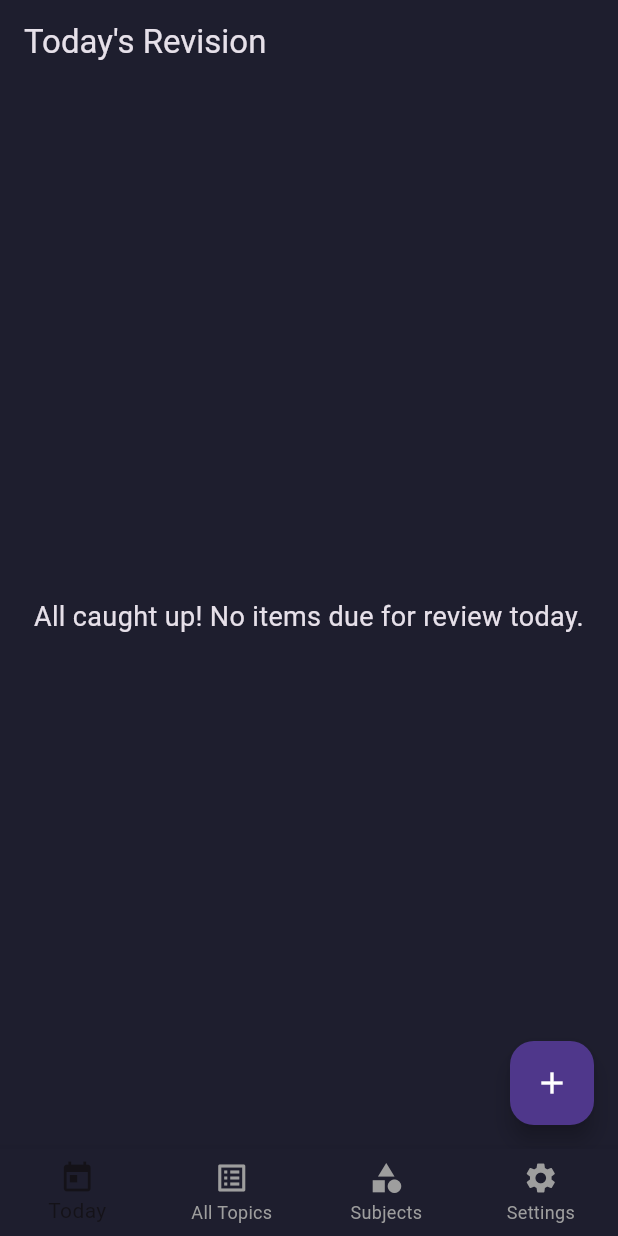
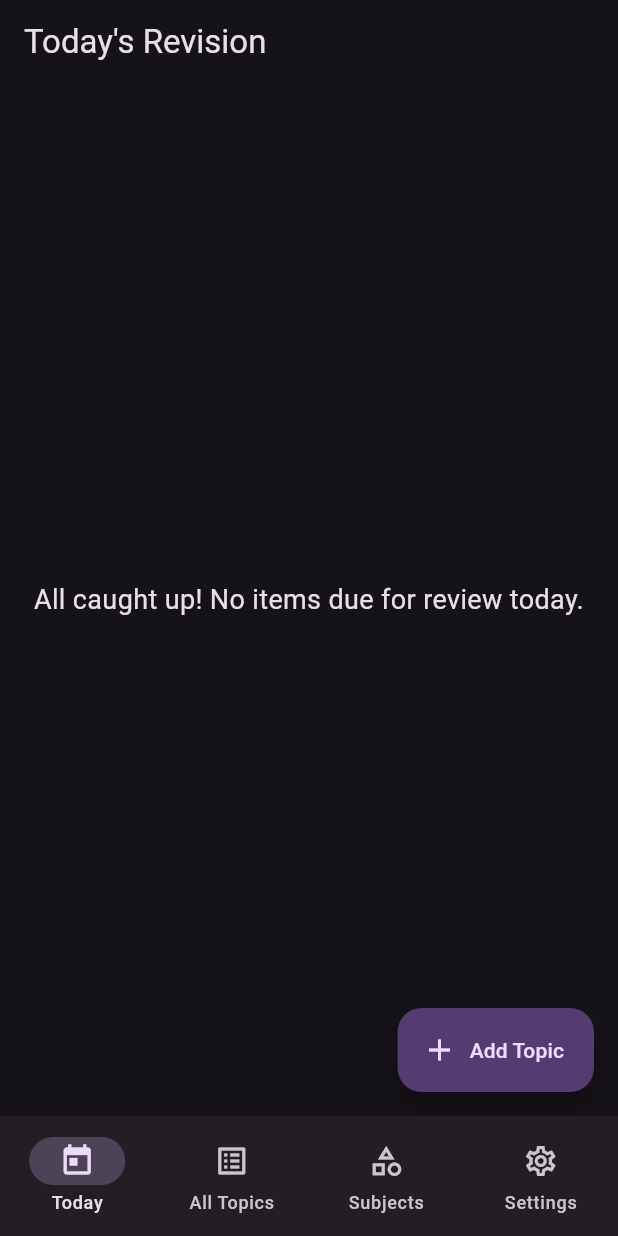
Before and after one commit to DaysonRegulus/TriRecall, a Flutter app: the screen it shows after launch, on a phone screen of 412 x 824 dp. Run offline on Flutter 3.47's test engine with Material 3 defaults, Android fonts, the phone set to English and light mode, and no system bars; our stand-ins replace file_picker, flutter_colorpicker, flutter_riverpod, permission_handler, shared_preferences, sqflite; accounts and stored records are empty.

Commit message:
feat: Update themes and UI components for improved consistency and usability

```diff
--- a/lib/core/theme/theme.dart
+++ b/lib/core/theme/theme.dart
@@ -1,64 +1,70 @@
 // lib/core/theme/theme.dart
 
 import 'package:flutter/material.dart';
-import 'package:trirecall/core/theme/app_palette.dart';
 
-// This class defines the global theme data for the app.
 class AppTheme {
-  // A helper method to create a consistent border style for input fields.
-  static _border([Color color = AppPalette.borderColor]) => OutlineInputBorder(
-        borderSide: BorderSide(
-          color: color,
-          width: 2,
-        ),
-        borderRadius: BorderRadius.circular(10),
-      );
+  static final Color _seedColor = const Color(0xFFBB86FC);
 
-  // The main dark theme configuration for the application.
-  static final darkThemeMode = ThemeData.dark().copyWith(
-    // The default background color for all screens (Scaffolds).
-    scaffoldBackgroundColor: AppPalette.backgroundColor,
+  // --- DARK THEME ---
+  static final darkThemeMode = ThemeData(
+    // 1. Set useMaterial3 to true in the main constructor.
+    useMaterial3: true,
 
-    // Theming for AppBars.
-    appBarTheme: const AppBarTheme(
-      backgroundColor: AppPalette.backgroundColor,
-      elevation: 0, // No shadow for a flatter look.
+    // 2. Provide the ColorScheme generated from the seed.
+    // The brightness property ensures it's a dark mode scheme.
+    colorScheme: ColorScheme.fromSeed(
+      seedColor: _seedColor,
+      brightness: Brightness.dark,
     ),
 
+    // 3. Component theme overrides remain the same.
+    // We are still just tweaking the appearance, not the core colors.
     cardTheme: CardThemeData(
-      color: AppPalette.secondaryColor, // Use our secondary color for cards
-      elevation: 2, // Give it a slight shadow
+      elevation: 1,
       shape: RoundedRectangleBorder(
-        borderRadius: BorderRadius.circular(10),
+        borderRadius: BorderRadius.circular(12),
       ),
     ),
 
-    // Theming for text input fields.
     inputDecorationTheme: InputDecorationTheme(
-      contentPadding: const EdgeInsets.all(18),
-      border: _border(),
-      enabledBorder: _border(),
-      focusedBorder: _border(AppPalette.primaryColor),
-      errorBorder: _border(AppPalette.errorColor),
-      hintStyle: const TextStyle(
-        color: AppPalette.greyColor,
-        fontWeight: FontWeight.w500,
+      filled: true,
+      border: OutlineInputBorder(
+        borderRadius: BorderRadius.circular(12),
+        borderSide: BorderSide.none,
+      ),
+      hintStyle: TextStyle(
+        color: Colors.grey.shade600,
+      ),
+    ),
+  );
+
+  // --- LIGHT THEME ---
+  static final lightThemeMode = ThemeData(
+    // 1. Set useMaterial3 to true in the main constructor.
+    useMaterial3: true,
+
+    // 2. Provide the ColorScheme. The default brightness is light.
+    colorScheme: ColorScheme.fromSeed(
+      seedColor: _seedColor,
+      brightness: Brightness.light,
+    ),
+
+    // 3. Component theme overrides.
+    cardTheme: CardThemeData(
+      elevation: 1,
+      shape: RoundedRectangleBorder(
+        borderRadius: BorderRadius.circular(12),
       ),
     ),
 
-    // Theming for ElevatedButton (our primary button type).
-    elevatedButtonTheme: ElevatedButtonThemeData(
-      style: ElevatedButton.styleFrom(
-        backgroundColor: AppPalette.primaryColor,
-        foregroundColor: AppPalette.whiteColor, // Text color
-        minimumSize: const Size(double.infinity, 52), // Full width, fixed height
-        shape: RoundedRectangleBorder(
-          borderRadius: BorderRadius.circular(10),
-        ),
-        textStyle: const TextStyle(
-          fontSize: 18,
-          fontWeight: FontWeight.bold,
-        )
+    inputDecorationTheme: InputDecorationTheme(
+      filled: true,
+      border: OutlineInputBorder(
+        borderRadius: BorderRadius.circular(12),
+        borderSide: BorderSide.none,
+      ),
+      hintStyle: TextStyle(
+        color: Colors.grey.shade500,
       ),
     ),
   );
--- a/lib/features/dashboard/screens/nav_hub_screen.dart
+++ b/lib/features/dashboard/screens/nav_hub_screen.dart
@@ -1,3 +1,5 @@
+// lib/features/dashboard/screens/nav_hub_screen.dart
+
 import 'package:flutter/material.dart';
 import 'package:trirecall/features/dashboard/screens/home_screen.dart';
 import 'package:trirecall/features/subjects/screens/subjects_list_screen.dart';
@@ -12,18 +14,17 @@ class NavHubScreen extends StatefulWidget {
 }
 
 class _NavHubScreenState extends State<NavHubScreen> {
-  int _selectedIndex = 0; // The index of the currently selected tab.
+  int _selectedIndex = 0;
 
-  // A list of the main screens for our app. The order here
-  // must match the order of the BottomNavigationBarItems.
   static const List<Widget> _widgetOptions = <Widget>[
-    HomeScreen(),         // Index 0
-    AllTopicsScreen(),      // Index 1
-    SubjectsListScreen(), // Index 2
-    SettingsScreen(), // Index 3
+    HomeScreen(),
+    AllTopicsScreen(),
+    SubjectsListScreen(),
+    SettingsScreen(),
   ];
 
-  void _onItemTapped(int index) {
+  // The name of this function is updated for clarity.
+  void _onDestinationSelected(int index) {
     setState(() {
       _selectedIndex = index;
     });
@@ -32,36 +33,46 @@ class _NavHubScreenState extends State<NavHubScreen> {
   @override
   Widget build(BuildContext context) {
     return Scaffold(
-      // The body will be the screen corresponding to the selected tab index.
       body: Center(
         child: _widgetOptions.elementAt(_selectedIndex),
       ),
-      bottomNavigationBar: BottomNavigationBar(
-        items: const <BottomNavigationBarItem>[
-          BottomNavigationBarItem(
-            icon: Icon(Icons.today),
+
+      // --- REFACTORED WIDGET ---
+      bottomNavigationBar: NavigationBar(
+        // The selected index determines which destination gets the indicator pill.
+        selectedIndex: _selectedIndex,
+
+        // The callback is now semantically named `onDestinationSelected`.
+        onDestinationSelected: _onDestinationSelected,
+
+        // The theme automatically handles the background color, selected/unselected
+        // item colors, and the indicator color and shape. No manual styling needed!
+
+        // We now use a list of `NavigationDestination` widgets.
+        destinations: const <NavigationDestination>[
+          NavigationDestination(
+            // Best Practice: Use outlined icons for inactive tabs...
+            icon: Icon(Icons.today_outlined),
+            // ...and filled icons for the active tab for clear visual distinction.
+            selectedIcon: Icon(Icons.today),
             label: 'Today',
           ),
-          BottomNavigationBarItem(
-            icon: Icon(Icons.list_alt),
+          NavigationDestination(
+            icon: Icon(Icons.list_alt_outlined),
+            selectedIcon: Icon(Icons.list_alt),
             label: 'All Topics',
           ),
-          BottomNavigationBarItem(
-            icon: Icon(Icons.category),
+          NavigationDestination(
+            icon: Icon(Icons.category_outlined),
+            selectedIcon: Icon(Icons.category),
             label: 'Subjects',
           ),
-          BottomNavigationBarItem(
-            icon: Icon(Icons.settings), // Our new icon
+          NavigationDestination(
+            icon: Icon(Icons.settings_outlined),
+            selectedIcon: Icon(Icons.settings),
             label: 'Settings',
           ),
         ],
-        currentIndex: _selectedIndex,
-        onTap: _onItemTapped,
-        // Theming for the navigation bar
-        backgroundColor: Theme.of(context).appBarTheme.backgroundColor,
-        selectedItemColor: Theme.of(context).primaryColor,
-        unselectedItemColor: Colors.grey,
-        type: BottomNavigationBarType.fixed, // Ensures all items are always visible
       ),
     );
   }
--- a/lib/features/subjects/screens/subjects_list_screen.dart
+++ b/lib/features/subjects/screens/subjects_list_screen.dart
@@ -1,3 +1,5 @@
+// lib/features/subjects/screens/subjects_list_screen.dart
+
 import 'package:flutter/material.dart';
 import 'package:flutter_riverpod/flutter_riverpod.dart';
 import 'package:trirecall/features/subjects/controller/subject_controller.dart';
@@ -36,7 +38,7 @@ class SubjectsListScreen extends ConsumerWidget {
               final color = Color(int.parse(subject.color.substring(1, 7), radix: 16) + 0xFF000000);
               return ListTile(
                 leading: CircleAvatar(backgroundColor: color),
-                title: Text(subject.title, style: const TextStyle(fontSize: 18)),
+                title: Text(subject.title, style: Theme.of(context).textTheme.titleLarge),
                 onTap: () {
                   Navigator.of(context).push(
                     MaterialPageRoute(
--- a/lib/features/topics/screens/all_topics_screen.dart
+++ b/lib/features/topics/screens/all_topics_screen.dart
@@ -45,10 +45,12 @@ class AllTopicsScreen extends ConsumerWidget {
 
                 // This is the background that shows up as you swipe.
                 background: Container(
-                  color: Colors.red.shade800,
+                  // Use the theme's error color for a consistent "destructive" signal.
+                  color: Theme.of(context).colorScheme.errorContainer,
                   alignment: Alignment.centerRight,
                   padding: const EdgeInsets.only(right: 20.0),
-                  child: const Icon(Icons.delete, color: Colors.white),
+                  // Use the corresponding "on" color for the icon.
+                  child: Icon(Icons.delete, color: Theme.of(context).colorScheme.onErrorContainer),
                 ),
 
                 // We only want to allow swiping from right to left.
--- a/lib/features/topics/screens/subject_topics_screen.dart
+++ b/lib/features/topics/screens/subject_topics_screen.dart
@@ -105,10 +105,12 @@ class _SubjectTopicsScreenState extends ConsumerState<SubjectTopicsScreen> {
                           return Dismissible(
                             key: ValueKey(topic.id),
                             background: Container(
-                              color: Colors.red.shade800,
+                              // Use the theme's error color for a consistent "destructive" signal.
+                              color: Theme.of(context).colorScheme.errorContainer,
                               alignment: Alignment.centerRight,
                               padding: const EdgeInsets.only(right: 20.0),
-                              child: const Icon(Icons.delete, color: Colors.white),
+                              // Use the corresponding "on" color for the icon.
+                              child: Icon(Icons.delete, color: Theme.of(context).colorScheme.onErrorContainer),
                             ),
                             direction: DismissDirection.endToStart,
                             confirmDismiss: (direction) async {
```
Also changed, not shown: lib/features/dashboard/screens/home_screen.dart (+62 -31 lines), lib/features/review/screens/date_card_review_screen.dart (+10 -12 lines), lib/features/review/screens/review_screen.dart (+59 -31 lines), lib/features/topics/screens/add_topic_screen.dart (+4 -4 lines).
